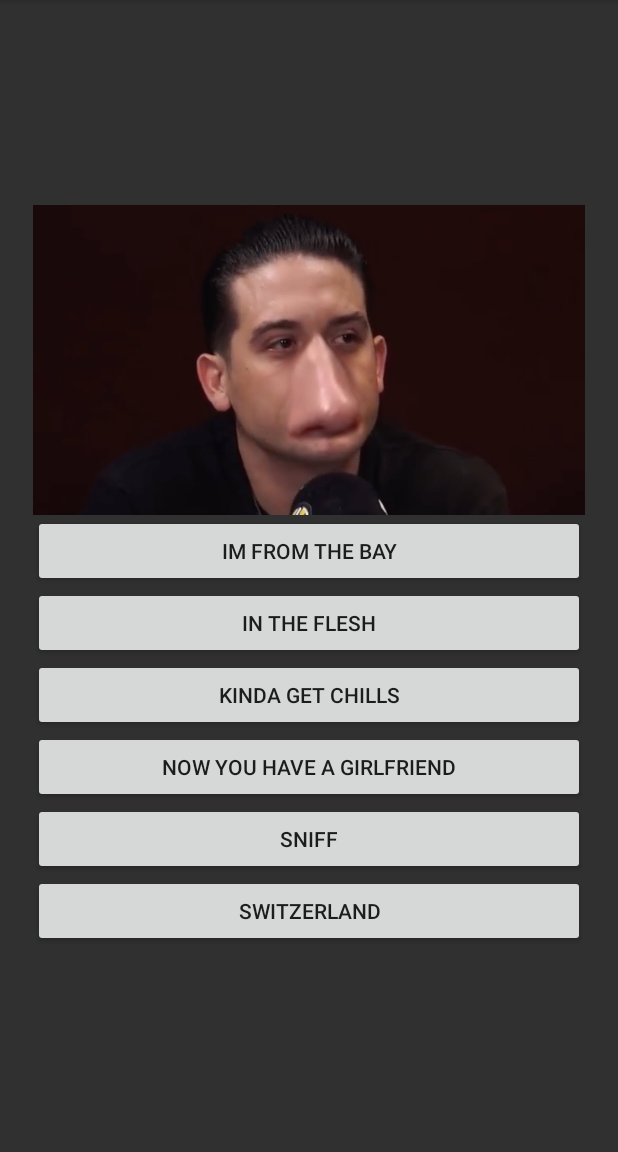
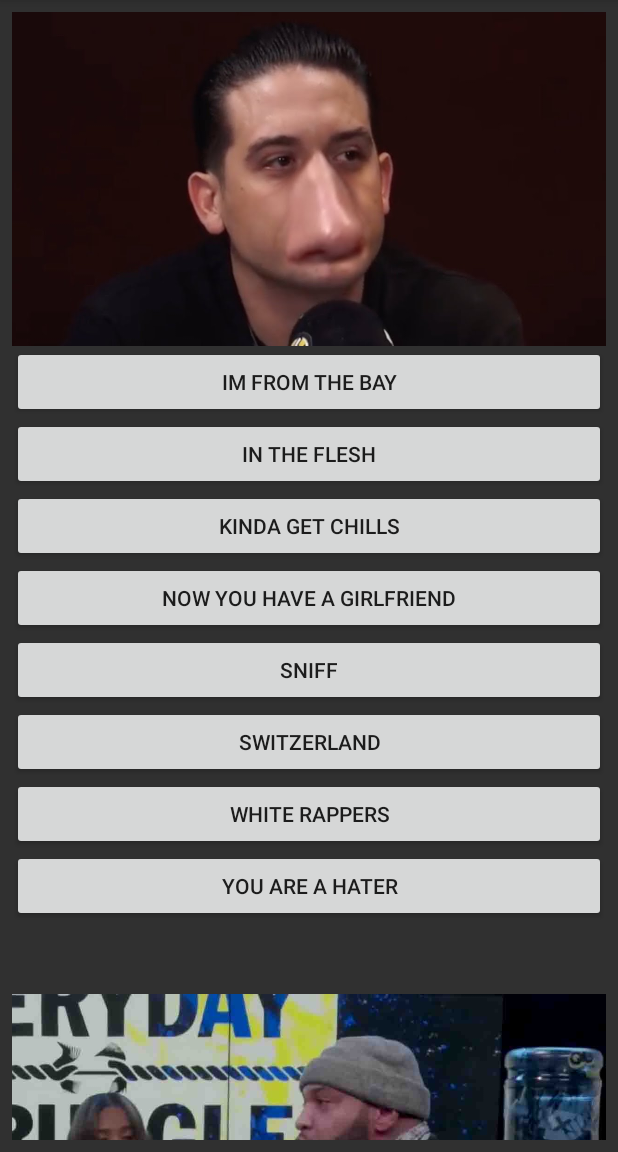
Before and after one commit to marisgg/MuchDankSoundBoard, an Android app: the screen it shows after launch (MainActivity), on a phone screen of 412 x 824 dp, the part 84-1236 px from its top. Run offline under Robolectric (Android 15) with nearby library versions, the phone set to English and light mode, and no system bars.

Commit message:
change xml

```diff
--- a/app/src/main/res/layout/activity_main.xml
+++ b/app/src/main/res/layout/activity_main.xml
@@ -10,8 +10,8 @@
 
 
     <ScrollView
-        android:layout_width="368dp"
-        android:layout_height="495dp"
+        android:layout_width="match_parent"
+        android:layout_height="match_parent"
         android:layout_marginBottom="8dp"
         android:layout_marginEnd="8dp"
         android:layout_marginStart="8dp"
```
